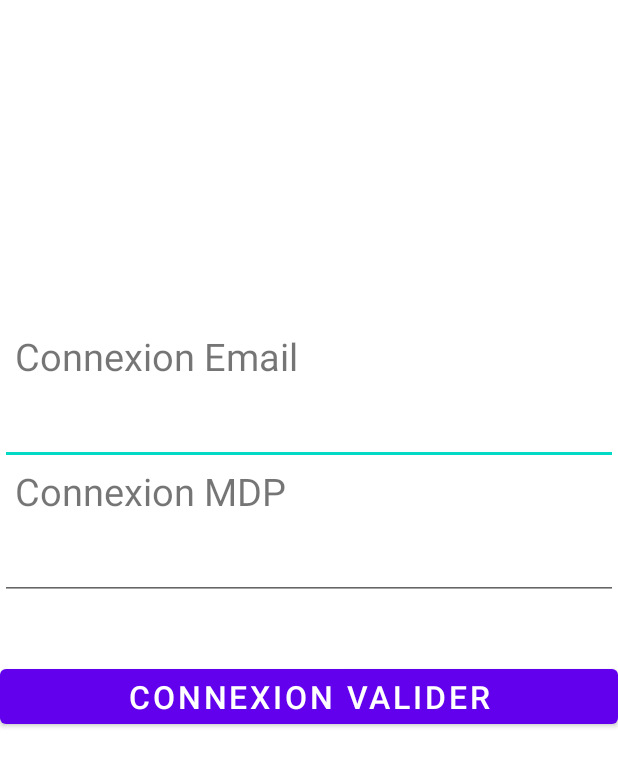
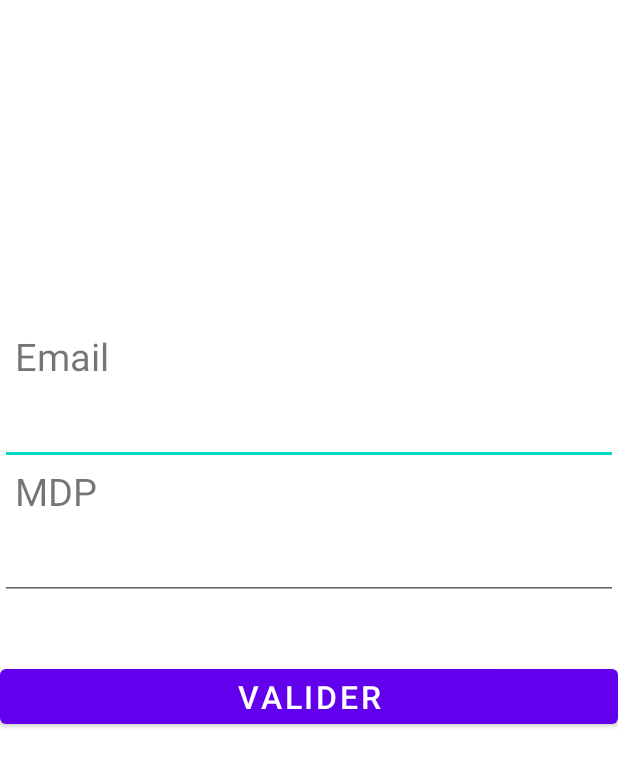
Before and after one commit to Ice92i/BiblioShare, an Android app: the layout activity_connexion.xml on its own in the app's theme, with its tools: preview values and no code run, on a phone screen of 412 x 824 dp. Shown: the top 767 px of the screen. Run offline under Robolectric (Android 15) with nearby library versions, the light colour scheme and no system bars.

Commit message:
Update strings.xml

```diff
--- a/app/src/main/res/values/strings.xml
+++ b/app/src/main/res/values/strings.xml
@@ -2,7 +2,16 @@
     <string name="app_name">BiblioShare</string>
     <string name="accueil_bonjour">Bonjour</string>
     <string name="accueil_recherche">Recherche</string>
-    <string name="connexion_email">Connexion Email</string>
-    <string name="connexion_mdp">Connexion MDP</string>
-    <string name="connexion_valider">Connexion Valider</string>
+    <string name="connexion_email">Email</string>
+    <string name="connexion_mdp">MDP</string>
+    <string name="connexion_valider">Valider</string>
+    <string name="message_bienvenue">Message Bienvenue</string>
+    <string name="message_action">Message Action</string>
+    <string name="gestion_nouveau">Gestion Nouveau</string>
+    <string name="gestion_connexion">Gestion Connexion</string>
+    <string name="inscription_nom">Nom</string>
+    <string name="inscription_prénom">Prénom</string>
+    <string name="inscription_email">Email</string>
+    <string name="incription_mdp">MDP</string>
+    <string name="inscription_valider">Valider</string>
 </resources>
```
